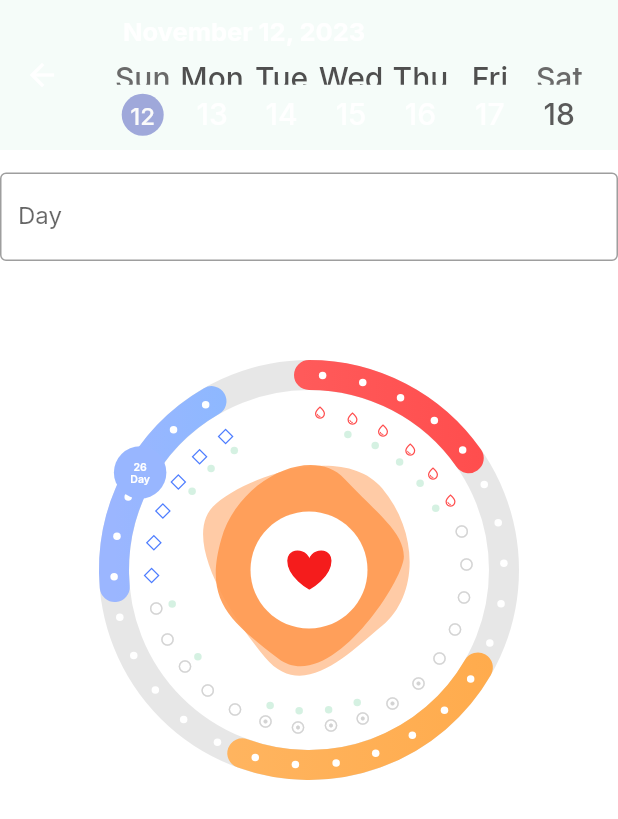
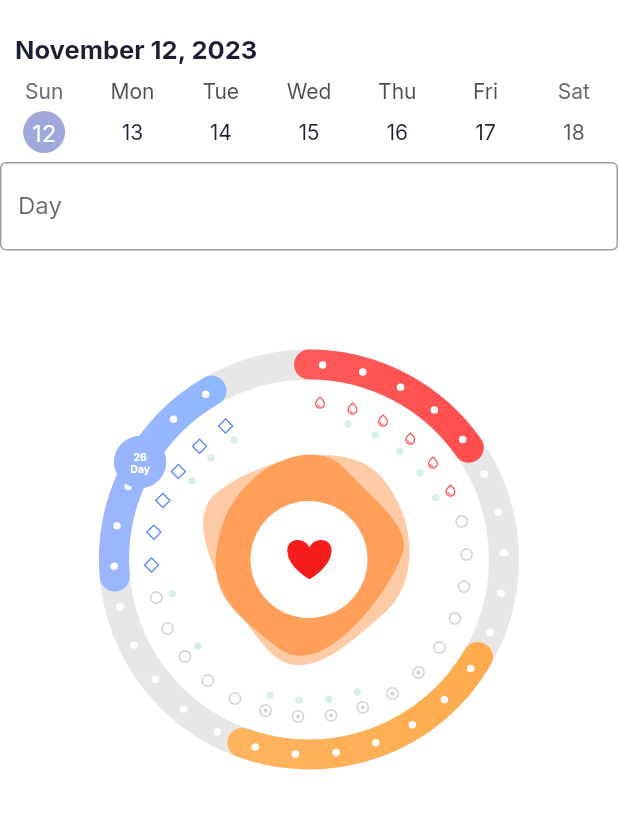
Before and after one commit to BESTY-TEAM/besty, a Flutter app: the FlowTrackScreen screen opened directly, on a phone screen of 412 x 824 dp. Shown: the top 819 px of the screen. Run offline on Flutter 3.47's test engine with Material 2 defaults, Android fonts, the phone set to English and light mode, and no system bars; drawn by our look-alikes of lottie, table_calendar; our stand-ins replace expandable, google_fonts.

Commit message:
Thanks Stan

```diff
--- a/lib/screens/flow_track/flow_track.dart
+++ b/lib/screens/flow_track/flow_track.dart
@@ -22,7 +22,7 @@ class _FlowTrackScreenState extends State<FlowTrackScreen> {
   @override
   Widget build(BuildContext context) {
     return Scaffold(
-      appBar: AppBar(
+      /*appBar: AppBar(
         backgroundColor: kContentColorDarkTheme,
         toolbarHeight: 100,
         title: TableCalendar(
@@ -51,7 +51,7 @@ class _FlowTrackScreenState extends State<FlowTrackScreen> {
                     //headerVisible: false,
                     formatAnimationCurve: Curves.bounceInOut,
                   ),
-      ),
+      ),*/
       body: Center(
         child: Padding(
           padding: const EdgeInsets.only(
@@ -59,6 +59,32 @@ class _FlowTrackScreenState extends State<FlowTrackScreen> {
           ),
           child: Column(
             children: <Widget>[
+              TableCalendar(
+                firstDay: DateTime.utc(2022, 1, 1),
+                lastDay: DateTime.utc(2060, 12, 31),
+                rowHeight: 40,
+                pageJumpingEnabled: false,
+                focusedDay: DateTime.now(),
+                calendarFormat: CalendarFormat.week,
+                headerStyle: HeaderStyle(
+                  formatButtonVisible: false,
+                  formatButtonShowsNext: false,
+                  headerMargin: const EdgeInsets.only(left: 20/2),
+                  titleTextStyle: const TextStyle(
+                      fontSize: 17.0,
+                      fontWeight: FontWeight.bold
+                  ),
+                  titleTextFormatter: (date, locale) => DateFormat.yMMMMd(locale).format(date),
+                  leftChevronVisible: false,
+                  rightChevronVisible: false,
+                ),
+                calendarStyle: const CalendarStyle(
+                    markerMargin: EdgeInsets.all(10)
+                ),
+                currentDay: DateTime.now(),
+                //headerVisible: false,
+                formatAnimationCurve: Curves.bounceInOut,
+              ),
               TextFormField(
                 keyboardType: TextInputType.number,
                 validator: (value) {
--- a/lib/screens/forum/components/meet.dart
+++ b/lib/screens/forum/components/meet.dart
@@ -58,7 +58,7 @@ class MeetScreen extends StatelessWidget {
                 padding: const EdgeInsets.symmetric(vertical: kDefaultPadding * 0.5),
                 child: Container(
                     padding: const EdgeInsets.symmetric(vertical: kDefaultPadding * 0.4),
-                  height: MediaQuery.of(context).size.height / 2.93,
+                  height: MediaQuery.of(context).size.height * 0.349,
                    // color: const Color(0xFFEEEEEE),
                     child: Expanded(
                       child: ListView.builder(
@@ -83,7 +83,7 @@ class MeetScreen extends StatelessWidget {
               const Padding(
                 padding: EdgeInsets.symmetric(
                     horizontal: kDefaultPadding * 0.5,
-                    vertical: kDefaultPadding * 0.5
+                    //vertical: kDefaultPadding * 0.1
                 ),
                 child: Text(
                   'Recommanded Webinar',
@@ -98,7 +98,7 @@ class MeetScreen extends StatelessWidget {
                 padding: const EdgeInsets.symmetric(vertical: kDefaultPadding * 0.5),
                 child: Container(
                     padding: const EdgeInsets.symmetric(vertical: kDefaultPadding * 0.4),
-                    height: MediaQuery.of(context).size.height / 2.93,
+                    height: MediaQuery.of(context).size.height * 0.349,
                     // color: const Color(0xFFEEEEEE),
                     child: Expanded(
                       child: ListView.builder(
```
Also changed, not shown: lib/screens/pregnancy_track/pregant.dart (+95 -15 lines), lib/screens/flow_track/components/calendar.dart (added).
